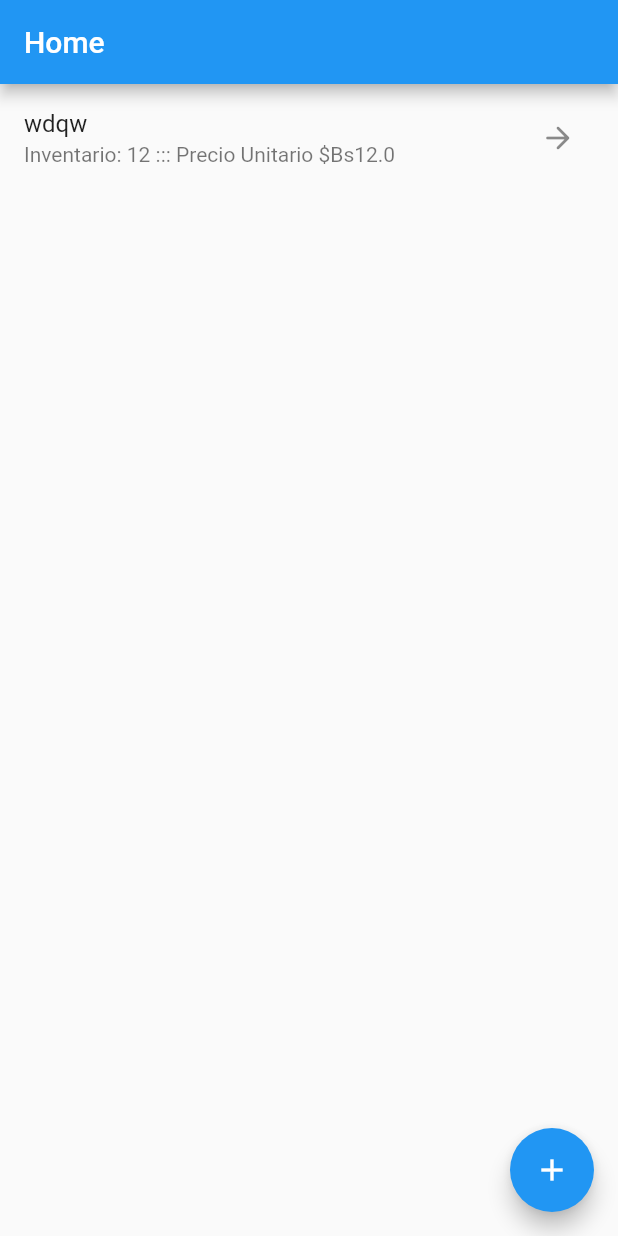
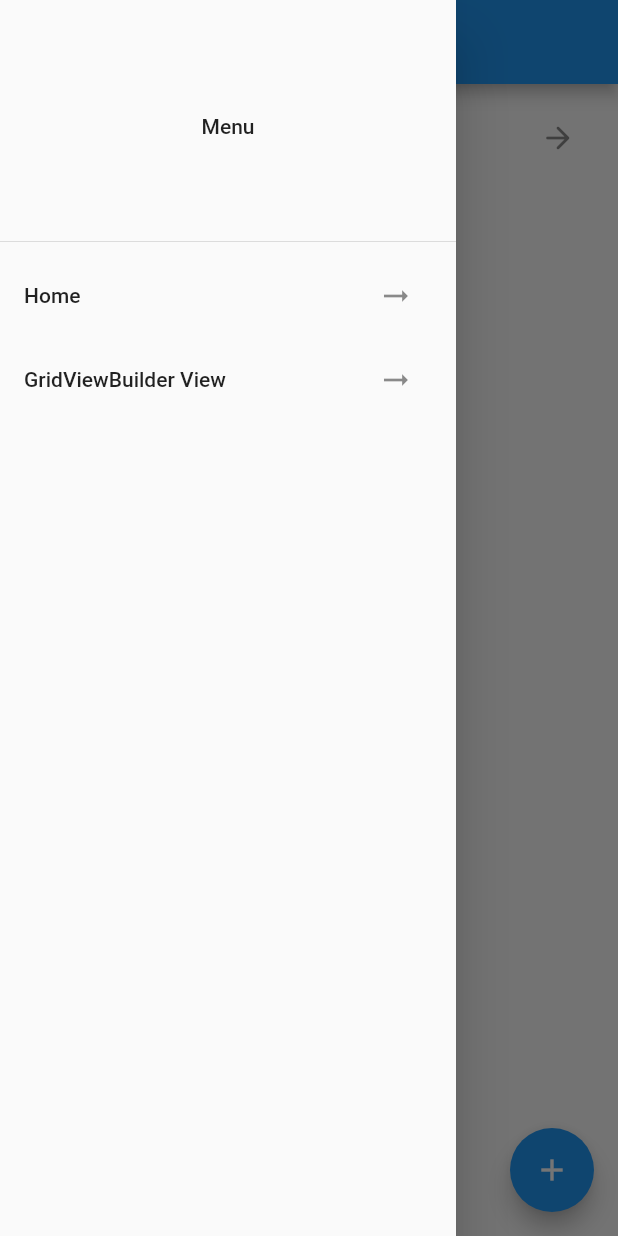
Before and after one commit to IteProgramacion/itecursoflutterv1, a Flutter app: the screen it shows after launch, with the side drawer open (before the commit the screen has no drawer), on a phone screen of 412 x 824 dp. Run offline on Flutter 3.47's test engine with Material 2 defaults, Android fonts, the phone set to English and light mode, and no system bars.

Commit message:
se agrego un scroll gridview, y un un navigationRail

```diff
--- a/lib/main.dart
+++ b/lib/main.dart
@@ -1,5 +1,6 @@
 import 'package:flutter/material.dart';
 import 'package:itecursoflutter/vistas/detalle_producto.dart';
+import 'package:itecursoflutter/vistas/gridviewbuilder_view.dart';
 import 'package:itecursoflutter/vistas/home.dart';
 import 'package:itecursoflutter/vistas/nuevo_producto.dart';
 
@@ -24,6 +25,8 @@ class MyApp extends StatelessWidget {
         const Home().routeName : (BuildContext context)=> const Home(),
         NuevoProducto().routeName: (BuildContext context)=> NuevoProducto(),
         DetalleProducto().routeName: (context)=> DetalleProducto(),
+        const GridViewBuilderView().routeName: (context) => const GridViewBuilderView()
+
       },
 
     );
--- a/lib/vistas/home.dart
+++ b/lib/vistas/home.dart
@@ -2,6 +2,7 @@ import 'package:flutter/material.dart';
 import 'package:itecursoflutter/datos/datos.dart';
 import 'package:itecursoflutter/vistas/detalle_producto.dart';
 import 'package:itecursoflutter/vistas/nuevo_producto.dart';
+import 'package:itecursoflutter/vistas/widgets/menu_widget.dart';
 
 class Home extends StatefulWidget {
   final String routeName = 'Home';
@@ -19,6 +20,7 @@ class _HomeState extends State<Home> {
       appBar: AppBar(
         title: const Text('Home'),
       ),
+      drawer: const MenuWidget(),
       floatingActionButton: FloatingActionButton(
         onPressed: () async {
           await Navigator.pushNamed(context, NuevoProducto().routeName);
--- /dev/null
+++ b/lib/vistas/widgets/menu_widget.dart
@@ -0,0 +1,41 @@
+import 'package:flutter/material.dart';
+import 'package:itecursoflutter/vistas/gridviewbuilder_view.dart';
+import 'package:itecursoflutter/vistas/home.dart';
+
+class MenuWidget extends StatelessWidget {
+  const MenuWidget({Key? key}) : super(key: key);
+
+  @override
+  Widget build(BuildContext context) {
+    return Drawer(
+      child: Column(
+        children: [
+          const DrawerHeader(
+              child: Center(
+            child: Text('Menu'),
+          )),
+          Flexible(
+            child: ListView(
+              children: [
+                ListTile(
+                  title: const Text('Home'),
+                  trailing: IconButton(
+                      onPressed: () => Navigator.pushReplacementNamed(
+                          context, const Home().routeName),
+                      icon: const Icon(Icons.arrow_right_alt)),
+                ),
+                ListTile(
+                  title: const Text('GridViewBuilder View'),
+                  trailing: IconButton(
+                      onPressed: () => Navigator.pushReplacementNamed(
+                          context, const GridViewBuilderView().routeName),
+                      icon: const Icon(Icons.arrow_right_alt),),
+                ),
+              ],
+            ),
+          ),
+        ],
+      ),
+    );
+  }
+}
```
Also changed, not shown: lib/vistas/gridviewbuilder_view.dart (added, +87 -0 lines).
